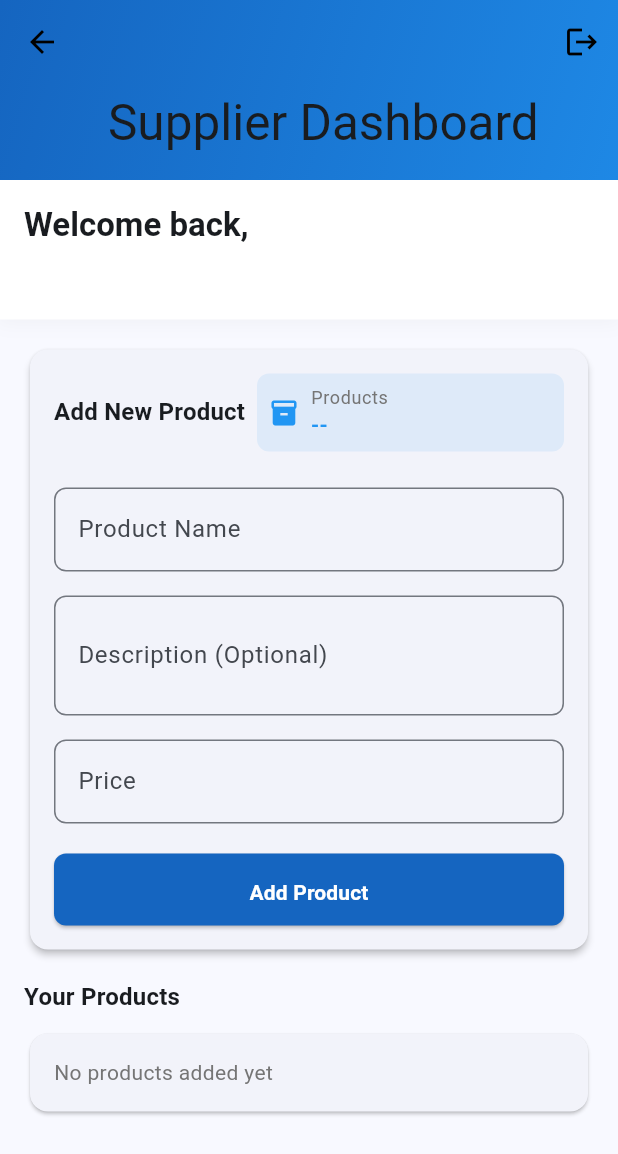
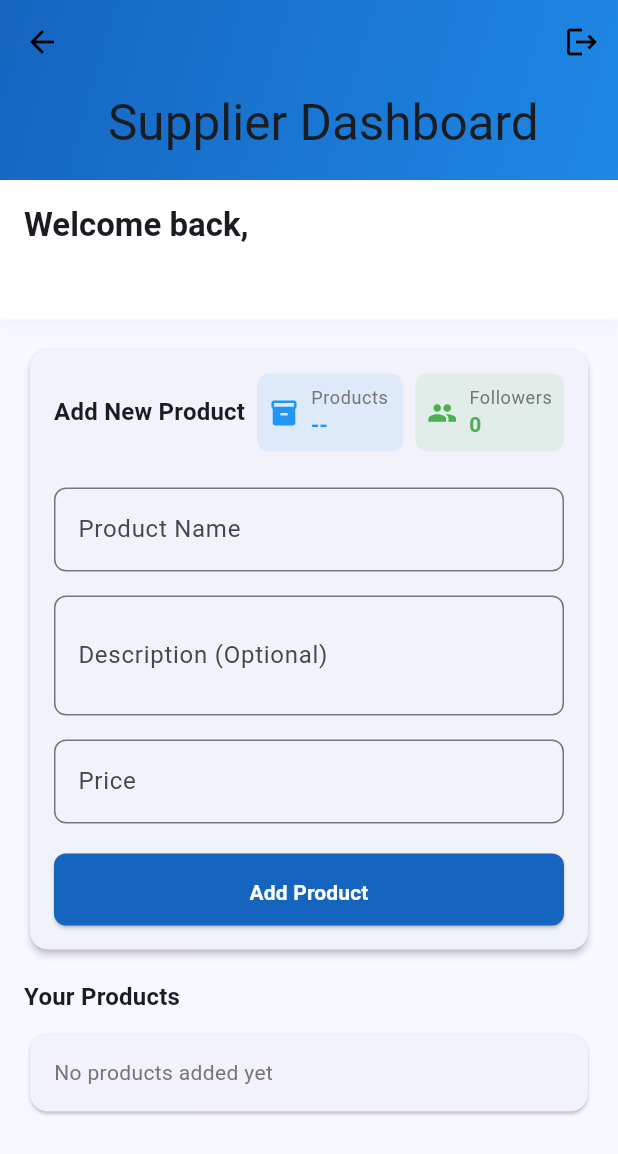
Before and after one commit to Socee-tech/flutter_project, a Flutter app: the SupplierDashboard screen opened by its route, on a phone screen of 412 x 824 dp. Shown: the top 1154 px of the screen. Run offline on Flutter 3.47's test engine with Material 3 defaults, Android fonts, the phone set to English and light mode, and no system bars; our stand-ins replace animated_text_kit, cloud_firestore, firebase_auth, firebase_core, firebase_storage, get_it and 1 more; accounts and stored records are empty; statements that could not run were skipped.

Commit message:
initial commit

```diff
--- a/lib/pages/supplier_dashboard.dart
+++ b/lib/pages/supplier_dashboard.dart
@@ -214,12 +214,12 @@ class _SupplierDashboardState extends State<SupplierDashboard> {
                       const SizedBox(height: 8),
                       // Row(
                       //   children: [
-                          // _buildStatCard(
-                          //   context,
-                          //   'Products',
-                          //   Icons.inventory,
-                          //   Colors.blue,
-                          // ),
+                      //     _buildStatCard(
+                      //       context,
+                      //       'Products',
+                      //       Icons.inventory,
+                      //       Colors.blue,
+                      //     ),
                       //     const SizedBox(width: 8),
                       //     InkWell(
                       //       onTap: () {
@@ -275,6 +275,24 @@ class _SupplierDashboardState extends State<SupplierDashboard> {
                             'Products',
                             Icons.inventory,
                             Colors.blue,
+                          ),
+                          const SizedBox(width: 8),
+                          InkWell(
+                            onTap: () {
+                              Navigator.push(
+                                context,
+                                MaterialPageRoute(
+                                  builder: (context) => FollowerListScreen(supplierId: widget.supplierId),
+                                ),
+                              );
+                            },
+                            child: _buildStatCard(
+                              context,
+                              'Followers',
+                              Icons.people,
+                              Colors.green,
+                              value: _followers.length,
+                            ),
                           ),
                         ],
                       ),
```
Also changed, not shown: 3 other files.
